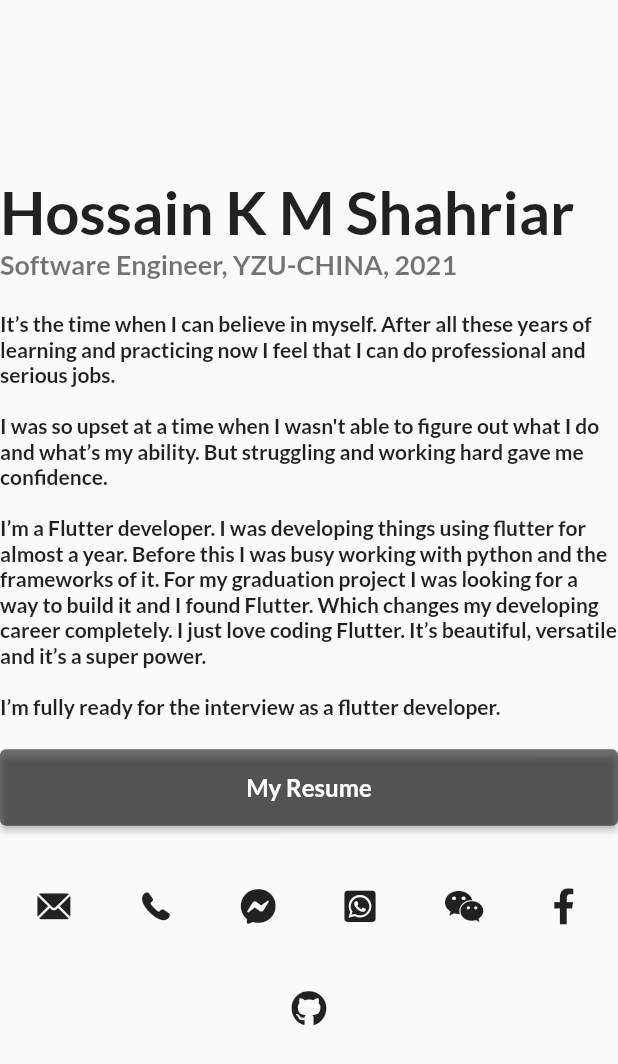
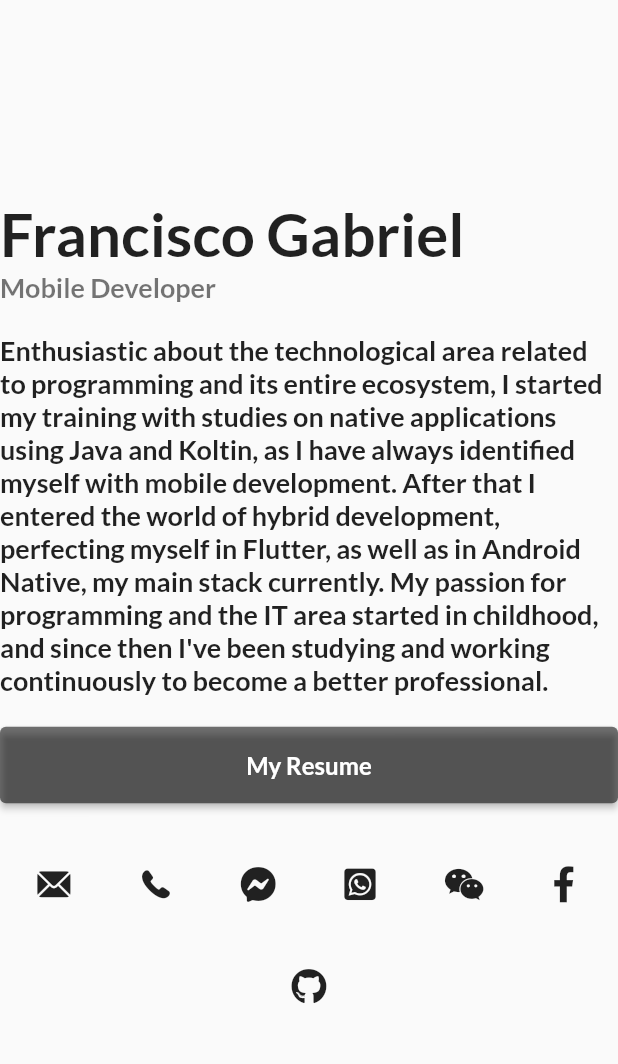
Before and after one commit to Franciscof11/Portfolio_Flutter_Web, a Flutter app: the ProfileDetailsSection widget shown alone on an empty page, opened directly, on a phone screen of 412 x 824 dp. Shown: the top 1064 px of the screen. Run offline on Flutter 3.47's test engine with Material 2 defaults, Android fonts, the phone set to English and light mode, and no system bars; our stand-ins replace animated_text_kit, font_awesome_flutter, google_fonts, percent_indicator, shimmer.

Commit message:
refactor : My Description

```diff
--- a/lib/Custom Things/profile_details_section.dart
+++ b/lib/Custom Things/profile_details_section.dart
@@ -40,6 +40,7 @@ class ProfileDetailsSection extends StatelessWidget {
           Text(
             MyStrings.myDescription,
             style: TextStyle(
+              fontSize: 18,
               color: Colors.black87,
               fontWeight: FontWeight.bold,
             ),
--- a/lib/Models/my_colors.dart
+++ b/lib/Models/my_colors.dart
@@ -10,10 +10,12 @@ class MyColors {
     Color(0xff10505B),
     Color(0xffD48207),
     Color(0xffE36942),
-    Color(0xffB72C31),
     Color(0xff353A71),
     Color(0xff25476D),
     Color(0xffC7C8CA),
+    Color.fromARGB(255, 103, 3, 143),
+    Color.fromARGB(255, 3, 207, 221),
+    Color.fromARGB(255, 20, 209, 115),
   ];
 }
 
--- a/lib/Models/my_strings.dart
+++ b/lib/Models/my_strings.dart
@@ -15,10 +15,10 @@ class MyStrings {
     "Welcome To My Portfolio!",
   ];
 
-  static final String myName = "Hossain K M Shahriar";
-  static final String myTagLine = "Software Engineer, YZU-CHINA, 2021";
+  static final String myName = "Francisco Gabriel";
+  static final String myTagLine = "Mobile Developer";
   static final String myDescription =
-      "It’s the time when I can believe in myself. After all these years of learning and practicing now I feel that I can do professional and serious jobs.\n\nI was so upset at a time when I wasn't able to figure out what I do and what’s my ability. But struggling and working hard gave me confidence.\n\nI’m a Flutter developer. I was developing things using flutter for almost a year. Before this I was busy working with python and the frameworks of it. For my graduation project I was looking for a way to build it and I found Flutter. Which changes my developing career completely. I just love coding Flutter. It’s beautiful, versatile and it’s a super power.\n\nI’m fully ready for the interview as a flutter developer.";
+      "Enthusiastic about the technological area related to programming and its entire ecosystem, I started my training with studies on native applications using Java and Koltin, as I have always identified myself with mobile development. After that I entered the world of hybrid development, perfecting myself in Flutter, as well as in Android Native, my main stack currently. My passion for programming and the IT area started in childhood, and since then I've been studying and working continuously to become a better professional.";
   static final String myMail = "devshakib015@gmail.com";
   static final String myPhone = "+8801710265421";
   static final String myMessenger = "venomShakib";
```
